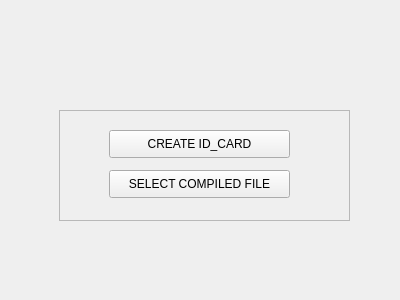
Qt form Student_ID.ui (nitin-vk/face-recognition-based-attendance) before a commit.
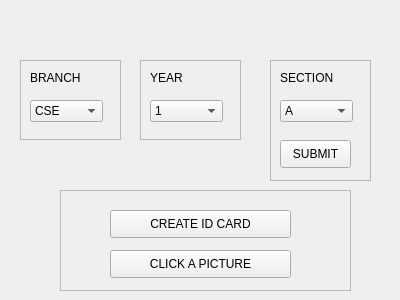
The same form after that commit.

```diff
--- a/Student_ID.ui
+++ b/Student_ID.ui
@@ -16,10 +16,10 @@
   <widget class="QFrame" name="frame">
    <property name="geometry">
     <rect>
-     <x>59</x>
-     <y>110</y>
+     <x>60</x>
+     <y>190</y>
      <width>291</width>
-     <height>111</height>
+     <height>101</height>
     </rect>
    </property>
    <property name="frameShape">
@@ -38,7 +38,7 @@
      </rect>
     </property>
     <property name="text">
-     <string>CREATE ID_CARD</string>
+     <string>CREATE ID CARD</string>
     </property>
    </widget>
    <widget class="QPushButton" name="selectCompiledButton">
@@ -51,7 +51,202 @@
      </rect>
     </property>
     <property name="text">
-     <string>SELECT COMPILED FILE</string>
+     <string>CLICK A PICTURE</string>
+    </property>
+   </widget>
+  </widget>
+  <widget class="QFrame" name="frame_2">
+   <property name="geometry">
+    <rect>
+     <x>20</x>
+     <y>60</y>
+     <width>101</width>
+     <height>80</height>
+    </rect>
+   </property>
+   <property name="frameShape">
+    <enum>QFrame::StyledPanel</enum>
+   </property>
+   <property name="frameShadow">
+    <enum>QFrame::Raised</enum>
+   </property>
+   <widget class="QComboBox" name="branchComboBox">
+    <property name="geometry">
+     <rect>
+      <x>10</x>
+      <y>40</y>
+      <width>73</width>
+      <height>22</height>
+     </rect>
+    </property>
+    <item>
+     <property name="text">
+      <string>CSE</string>
+     </property>
+    </item>
+    <item>
+     <property name="text">
+      <string>ISE</string>
+     </property>
+    </item>
+    <item>
+     <property name="text">
+      <string>ECE</string>
+     </property>
+    </item>
+    <item>
+     <property name="text">
+      <string>MECH</string>
+     </property>
+    </item>
+    <item>
+     <property name="text">
+      <string>CIVIL</string>
+     </property>
+    </item>
+    <item>
+     <property name="text">
+      <string>IM</string>
+     </property>
+    </item>
+   </widget>
+   <widget class="QLabel" name="label">
+    <property name="geometry">
+     <rect>
+      <x>10</x>
+      <y>10</y>
+      <width>55</width>
+      <height>16</height>
+     </rect>
+    </property>
+    <property name="text">
+     <string>BRANCH</string>
+    </property>
+   </widget>
+  </widget>
+  <widget class="QFrame" name="frame_3">
+   <property name="geometry">
+    <rect>
+     <x>140</x>
+     <y>60</y>
+     <width>101</width>
+     <height>80</height>
+    </rect>
+   </property>
+   <property name="frameShape">
+    <enum>QFrame::StyledPanel</enum>
+   </property>
+   <property name="frameShadow">
+    <enum>QFrame::Raised</enum>
+   </property>
+   <widget class="QComboBox" name="yearComboBox">
+    <property name="geometry">
+     <rect>
+      <x>10</x>
+      <y>40</y>
+      <width>73</width>
+      <height>22</height>
+     </rect>
+    </property>
+    <item>
+     <property name="text">
+      <string>1</string>
+     </property>
+    </item>
+    <item>
+     <property name="text">
+      <string>2</string>
+     </property>
+    </item>
+    <item>
+     <property name="text">
+      <string>3</string>
+     </property>
+    </item>
+    <item>
+     <property name="text">
+      <string>4</string>
+     </property>
+    </item>
+   </widget>
+   <widget class="QLabel" name="label_2">
+    <property name="geometry">
+     <rect>
+      <x>10</x>
+      <y>10</y>
+      <width>55</width>
+      <height>16</height>
+     </rect>
+    </property>
+    <property name="text">
+     <string>YEAR</string>
+    </property>
+   </widget>
+  </widget>
+  <widget class="QFrame" name="frame_4">
+   <property name="geometry">
+    <rect>
+     <x>270</x>
+     <y>60</y>
+     <width>101</width>
+     <height>121</height>
+    </rect>
+   </property>
+   <property name="frameShape">
+    <enum>QFrame::StyledPanel</enum>
+   </property>
+   <property name="frameShadow">
+    <enum>QFrame::Raised</enum>
+   </property>
+   <widget class="QComboBox" name="sectionComboBox">
+    <property name="geometry">
+     <rect>
+      <x>10</x>
+      <y>40</y>
+      <width>73</width>
+      <height>22</height>
+     </rect>
+    </property>
+    <item>
+     <property name="text">
+      <string>A</string>
+     </property>
+    </item>
+    <item>
+     <property name="text">
+      <string>B</string>
+     </property>
+    </item>
+    <item>
+     <property name="text">
+      <string>C</string>
+     </property>
+    </item>
+   </widget>
+   <widget class="QLabel" name="label_3">
+    <property name="geometry">
+     <rect>
+      <x>10</x>
+      <y>10</y>
+      <width>55</width>
+      <height>16</height>
+     </rect>
+    </property>
+    <property name="text">
+     <string>SECTION</string>
+    </property>
+   </widget>
+   <widget class="QPushButton" name="submitBtn">
+    <property name="geometry">
+     <rect>
+      <x>10</x>
+      <y>80</y>
+      <width>71</width>
+      <height>28</height>
+     </rect>
+    </property>
+    <property name="text">
+     <string>SUBMIT</string>
     </property>
    </widget>
   </widget>
```
Left out of the diff: 2 changed lines with no effect on the pictures.
